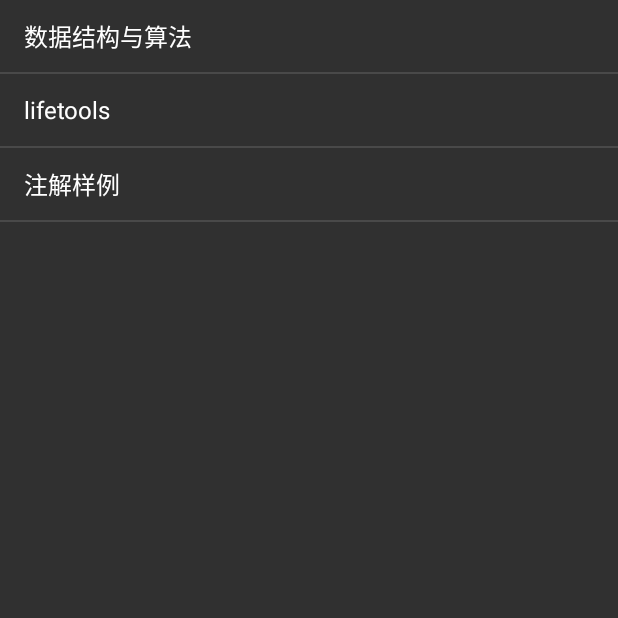
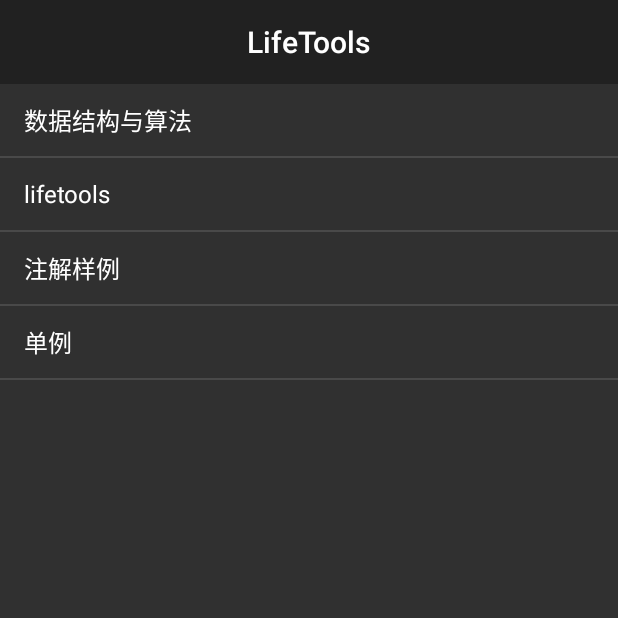
Before and after one commit to cslongjian/LifeTools, an Android app: the screen it shows after launch (MainActivity), on a phone screen of 412 x 824 dp, the top half of it. Run offline under Robolectric (Android 15) with nearby library versions, the light colour scheme and no system bars; libraries missing offline, so code that uses them is left out: com.blankj.utilcode; 1 statement that could not run was skipped.

Commit message:
添加头部自定义toolbar.

```diff
--- a/LifeTools/app/src/main/java/com/cslong/app/lifetools/MainActivity.java
+++ b/LifeTools/app/src/main/java/com/cslong/app/lifetools/MainActivity.java
@@ -3,7 +3,8 @@
 import android.app.Activity;
 import android.content.Intent;
 import android.os.Bundle;
-import android.support.v7.app.AppCompatActivity;
+import android.support.v7.app.ActionBar;
+import android.support.v7.widget.Toolbar;
 import android.view.LayoutInflater;
 import android.view.View;
 import android.view.ViewGroup;
@@ -16,6 +17,7 @@
 
 import com.cslong.app.lifetools.annotationDemo.AnnotationDemoActivity;
 import com.cslong.app.lifetools.datastructures_algorithms.simple_series.DataStructuresAndAlgorithmsActivity;
+import com.cslong.app.lifetools.designpatterndemo.SingleInstanceActivity;
 import com.cslong.app.lifetools.lifetools_business.LifeToolsActivity;
 
 public class MainActivity extends BaseActivity {
@@ -25,6 +27,7 @@
             new ListItem(DataStructuresAndAlgorithmsActivity.class, "数据结构与算法"),
             new ListItem(LifeToolsActivity.class, "lifetools"),
             new ListItem(AnnotationDemoActivity.class, "注解样例"),
+            new ListItem(SingleInstanceActivity.class, "单例"),
 
     };
 
@@ -46,6 +49,14 @@
         requestWindowFeature(Window.FEATURE_NO_TITLE);
 
         setContentView(R.layout.activity_main);
+
+
+        // Set up the toolbar.
+        Toolbar toolbar = (Toolbar) findViewById(R.id.toolbar);
+        setSupportActionBar(toolbar);
+        ActionBar ab = getSupportActionBar();
+        ab.setDisplayHomeAsUpEnabled(false);
+        ab.setDisplayShowHomeEnabled(false);
 
 
         ListView listView = (ListView) findViewById(R.id.list);
--- a/LifeTools/app/src/main/java/com/cslong/app/lifetools/annotationDemo/ParseAnnotation.java
+++ b/LifeTools/app/src/main/java/com/cslong/app/lifetools/annotationDemo/ParseAnnotation.java
@@ -18,7 +18,7 @@
             System.out.println("循环");
             // 判断该字段是否存在CustomAnnotation注解
             if (field.isAnnotationPresent(TestAnnotation.class)) {
-                System.out.println("运行");
+                System.out.println("运行！！！！！");
                 // 得到该注解对象
                 TestAnnotation customAnnotation = field.getAnnotation(TestAnnotation.class);
                 // 得到注解的成员
--- a/LifeTools/app/src/main/res/layout/activity_main.xml
+++ b/LifeTools/app/src/main/res/layout/activity_main.xml
@@ -6,15 +6,18 @@
     android:layout_height="match_parent"
     tools:context="com.cslong.app.lifetools.MainActivity">
 
+
     <LinearLayout
         android:layout_width="match_parent"
         android:layout_height="match_parent"
         android:orientation="vertical">
 
+        <include layout="@layout/include_toolbar" />
+
         <ListView
             android:id="@+id/list"
             android:layout_width="match_parent"
-            android:layout_height="match_parent"/>
+            android:layout_height="match_parent" />
     </LinearLayout>
 
     <android.support.design.widget.NavigationView
--- /dev/null
+++ b/LifeTools/app/src/main/res/layout/include_toolbar.xml
@@ -0,0 +1,8 @@
+<?xml version="1.0" encoding="utf-8"?>
+<com.cslong.app.widget.CenterTitleToolbar
+    xmlns:android="http://schemas.android.com/apk/res/android"
+    android:id="@+id/toolbar"
+    android:layout_width="match_parent"
+    android:layout_height="?attr/actionBarSize"
+    android:background="?attr/colorPrimary"
+    android:minHeight="?attr/actionBarSize"/>
--- /dev/null
+++ b/LifeTools/widget/src/main/java/com/cslong/app/widget/CenterTitleToolbar.java
@@ -0,0 +1,139 @@
+package com.cslong.app.widget;
+
+import android.content.Context;
+import android.content.res.TypedArray;
+import android.support.annotation.ColorInt;
+import android.support.annotation.Nullable;
+import android.support.annotation.StyleRes;
+import android.support.v7.widget.Toolbar;
+import android.text.Layout;
+import android.text.TextUtils;
+import android.util.AttributeSet;
+import android.view.Gravity;
+import android.view.View;
+import android.view.ViewGroup;
+import android.widget.TextView;
+
+public class CenterTitleToolbar extends Toolbar {
+    private TextView mTitleTextView;
+
+    private CharSequence mTitleText;
+
+    private int mTitleTextColor;
+    private int mTitleTextAppearance;
+
+    private boolean mInitialized = false;
+
+    public CenterTitleToolbar(Context context) {
+        this(context, null);
+    }
+
+    public CenterTitleToolbar(Context context, @Nullable AttributeSet attrs) {
+        this(context, attrs, R.attr.toolbarStyle);
+    }
+
+    public CenterTitleToolbar(Context context, @Nullable AttributeSet attrs, int defStyleAttr) {
+        super(context, attrs, defStyleAttr);
+
+        // 这里是为了获取textAppearance
+        // 因为Toolbar在构造时并没有调用setTitleTextAppearance，导致维护的mTitleTextAppearance与其不一致
+        final TypedArray a = context.obtainStyledAttributes(attrs,
+                R.styleable.Toolbar, defStyleAttr, 0);
+        mTitleTextAppearance = a.getResourceId(R.styleable.Toolbar_titleTextAppearance, 0);
+        a.recycle();
+
+        mInitialized = true;
+        // 重新设置Title
+        if (!TextUtils.isEmpty(mTitleText)) {
+            setTitle(mTitleText);
+        }
+    }
+
+    @Override
+    public CharSequence getTitle() {
+        return mTitleText;
+    }
+
+    @Override
+    public void setTitle(CharSequence title) {
+        mTitleText = title;
+        if (!mInitialized) {
+            return;
+        }
+        if (!TextUtils.isEmpty(title)) {
+            if (mTitleTextView == null) { // 懒加载
+                final Context context = getContext();
+                mTitleTextView = new TextView(context);
+                mTitleTextView.setSingleLine();
+                mTitleTextView.setEllipsize(TextUtils.TruncateAt.END);
+                if (mTitleTextAppearance != 0) {
+                    mTitleTextView.setTextAppearance(context, mTitleTextAppearance);
+                }
+                if (mTitleTextColor != 0) {
+                    mTitleTextView.setTextColor(mTitleTextColor);
+                }
+            }
+            if (mTitleTextView.getParent() != this) {
+                // 添加到Toolbar并居中显示
+                addCenterView(mTitleTextView);
+            }
+        } else if (mTitleTextView != null && mTitleTextView.getParent() == this) { // 当title为空时，remove
+            removeView(mTitleTextView);
+        }
+        if (mTitleTextView != null) {
+            mTitleTextView.setText(title);
+        }
+        mTitleText = title;
+    }
+
+    private void addCenterView(View v) {
+        final ViewGroup.LayoutParams vlp = v.getLayoutParams();
+        final LayoutParams lp;
+        if (vlp == null) {
+            lp = generateDefaultLayoutParams();
+        } else if (!checkLayoutParams(vlp)) {
+            lp = generateLayoutParams(vlp);
+        } else {
+            lp = (LayoutParams) vlp;
+        }
+
+        lp.gravity = Gravity.CENTER;
+        addView(v, lp);
+    }
+
+    @Override
+    public void setTitleTextAppearance(Context context, @StyleRes int resId) {
+        mTitleTextAppearance = resId;
+        if (mTitleTextView != null) {
+            mTitleTextView.setTextAppearance(context, resId);
+        }
+    }
+
+    @Override
+    public void setTitleTextColor(@ColorInt int color) {
+        mTitleTextColor = color;
+        if (mTitleTextView != null) {
+            mTitleTextView.setTextColor(color);
+        }
+    }
+
+    @Override
+    public boolean isTitleTruncated() {
+        if (mTitleTextView == null) {
+            return false;
+        }
+
+        final Layout titleLayout = mTitleTextView.getLayout();
+        if (titleLayout == null) {
+            return false;
+        }
+
+        final int lineCount = titleLayout.getLineCount();
+        for (int i = 0; i < lineCount; i++) {
+            if (titleLayout.getEllipsisCount(i) > 0) {
+                return true;
+            }
+        }
+        return false;
+    }
+}
```
Also changed, not shown: LifeTools/app/src/main/AndroidManifest.xml (+17 -3 lines), LifeTools/app/src/main/java/com/cslong/app/lifetools/designpatterndemo/SingleInstanceActivity.java (added, +51 -0 lines), LifeTools/app/src/main/java/com/cslong/app/lifetools/lifetools_business/LifeToolsActivity.java (+119 -1 lines), LifeTools/app/src/main/res/layout/activity_lifetools.xml (+24 -1 lines), LifeTools/app/src/main/res/layout/activity_singleinstance.xml (added, +13 -0 lines), LifeTools/app/src/main/res/layout/item_lifetools_type_grid.xml (added, +20 -0 lines), LifeTools/app/src/main/res/drawable/default_network_error_icon.png (added).
